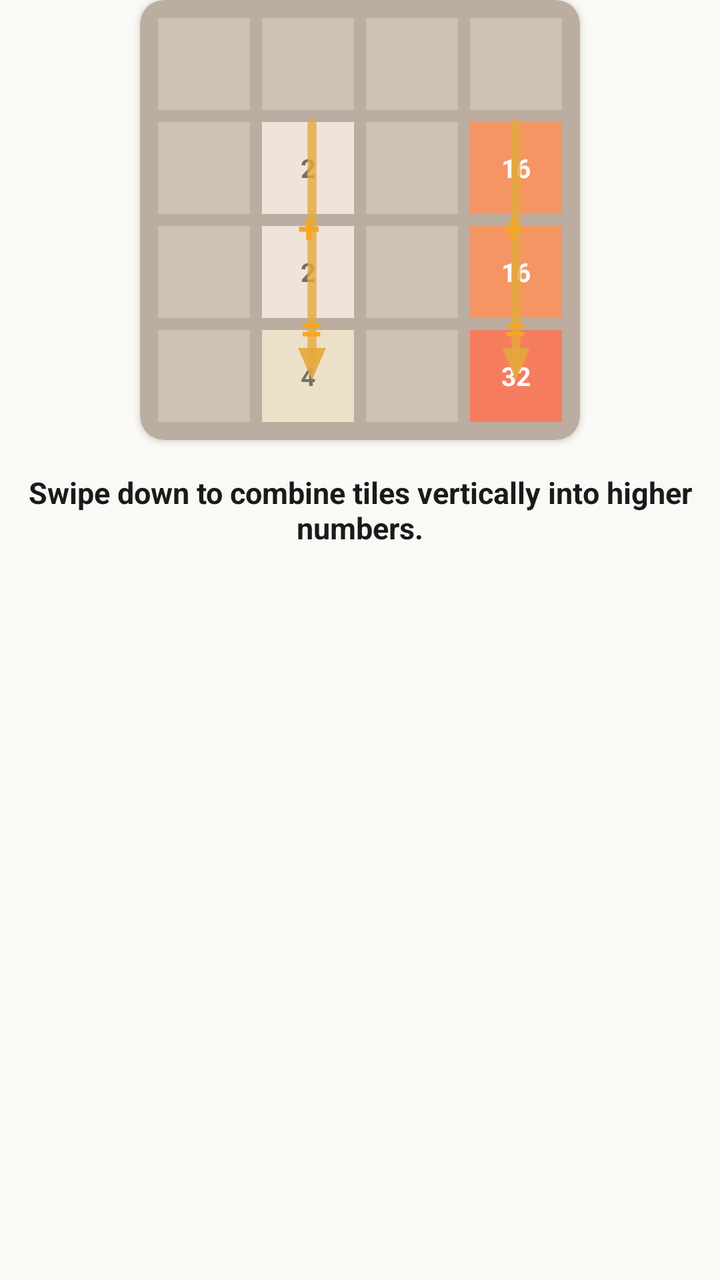
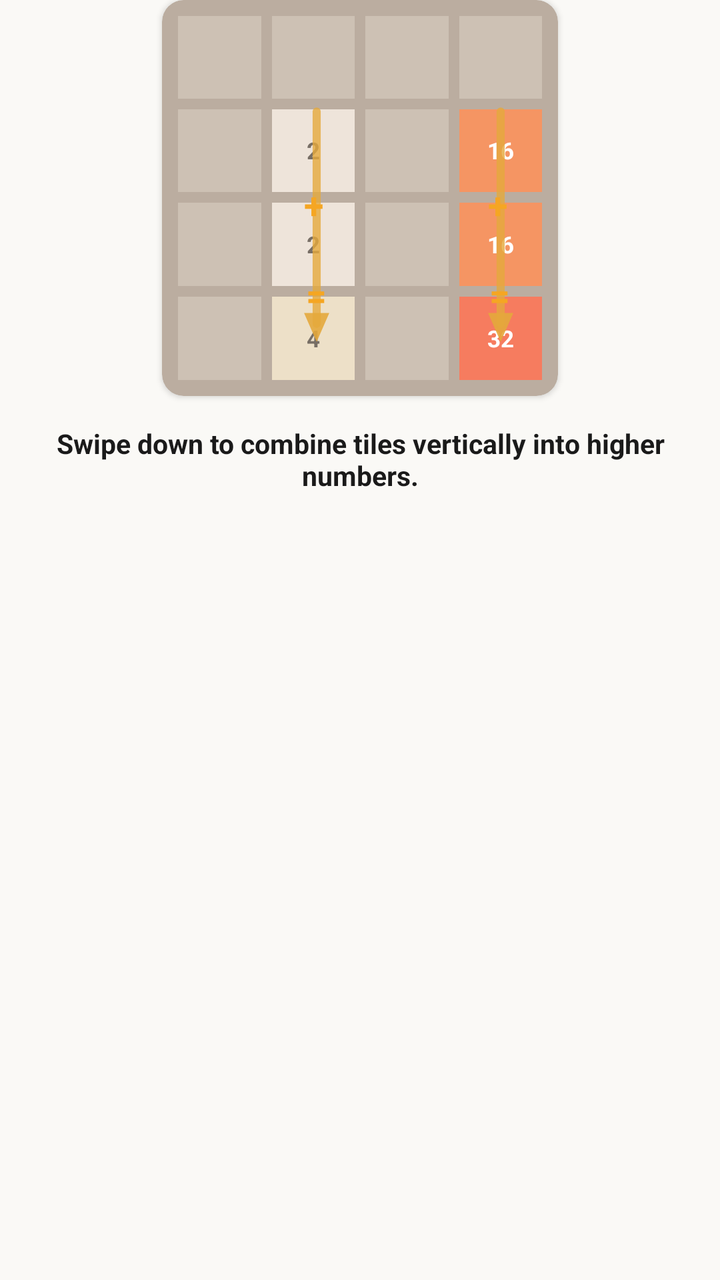

The first picture is an Android layout as it rendered before a commit; the second is the same layout after the commit. The layout source and the unified diff follow.
<!-- AndroidManifest.xml: application theme Theme.NumberBlocks -->
<!-- res/layout/item_tutorial_slide_top_down.xml -->
<?xml version="1.0" encoding="utf-8"?>
<LinearLayout xmlns:android="http://schemas.android.com/apk/res/android"
    xmlns:app="http://schemas.android.com/apk/res-auto"
    android:layout_width="match_parent"
    android:layout_height="match_parent"
    android:gravity="center_horizontal"
    android:orientation="vertical">

    
    <com.google.android.material.card.MaterialCardView
        android:layout_width="220dp"
        android:layout_height="220dp"
        app:cardBackgroundColor="#BBADA0"
        app:cardCornerRadius="12dp"
        app:cardElevation="2dp"
        app:strokeWidth="0dp">

        <FrameLayout
            android:layout_width="match_parent"
            android:layout_height="match_parent">

            
            <GridLayout
                android:layout_width="match_parent"
                android:layout_height="match_parent"
                android:columnCount="4"
                android:rowCount="4"
                android:padding="6dp">

                
                <View style="@style/MiniTileStyle" android:background="#CDC1B4" />
                <View style="@style/MiniTileStyle" android:background="#CDC1B4" />
                <View style="@style/MiniTileStyle" android:background="#CDC1B4" />
                <View style="@style/MiniTileStyle" android:background="#CDC1B4" />

                
                <View style="@style/MiniTileStyle" android:background="#CDC1B4" />
                <TextView style="@style/MiniTileStyle" android:background="#EEE4DA" android:text="2" android:textColor="#776E65" />
                <View style="@style/MiniTileStyle" android:background="#CDC1B4" />
                <TextView style="@style/MiniTileStyle" android:background="#F59563" android:text="16" android:textColor="#FFFFFF" />

                
                <View style="@style/MiniTileStyle" android:background="#CDC1B4" />
                <TextView style="@style/MiniTileStyle" android:background="#EEE4DA" android:text="2" android:textColor="#776E65" />
                <View style="@style/MiniTileStyle" android:background="#CDC1B4" />
                <TextView style="@style/MiniTileStyle" android:background="#F59563" android:text="16" android:textColor="#FFFFFF" />

                
                <View style="@style/MiniTileStyle" android:background="#CDC1B4" />
                <TextView style="@style/MiniTileStyle" android:background="#EDE0C8" android:text="4" android:textColor="#776E65" />
                <View style="@style/MiniTileStyle" android:background="#CDC1B4" />
                <TextView style="@style/MiniTileStyle" android:background="#F67C5F" android:text="32" android:textColor="#FFFFFF" />
            </GridLayout>

            
            <RelativeLayout
                android:layout_width="match_parent"
                android:layout_height="match_parent">

                
                <ImageView
                    android:layout_width="20dp"
                    android:layout_height="140dp"
                    android:layout_marginStart="76dp"
                    android:layout_marginTop="56dp"
                    android:src="@drawable/ic_arrow_down_guide" />

                
                <TextView
                    android:layout_width="wrap_content"
                    android:layout_height="wrap_content"
                    android:layout_marginStart="79dp"
                    android:layout_marginTop="100dp"
                    android:text="+"
                    android:textColor="#F5A623"
                    android:textSize="20sp"
                    android:textStyle="bold" />

                
                <TextView
                    android:layout_width="wrap_content"
                    android:layout_height="wrap_content"
                    android:layout_marginStart="80dp"
                    android:layout_marginTop="150dp"
                    android:text="="
                    android:textColor="#F5A623"
                    android:textSize="20sp"
                    android:textStyle="bold" />

                
                <ImageView
                    android:layout_width="20dp"
                    android:layout_height="140dp"
                    android:layout_marginStart="178dp"
                    android:layout_marginTop="56dp"
                    android:src="@drawable/ic_arrow_down_guide" />

                
                <TextView
                    android:layout_width="wrap_content"
                    android:layout_height="wrap_content"
                    android:layout_marginStart="181dp"
                    android:layout_marginTop="100dp"
                    android:text="+"
                    android:textColor="#F5A623"
                    android:textSize="20sp"
                    android:textStyle="bold" />

                
                <TextView
                    android:layout_width="wrap_content"
                    android:layout_height="wrap_content"
                    android:layout_marginStart="182dp"
                    android:layout_marginTop="150dp"
                    android:text="="
                    android:textColor="#F5A623"
                    android:textSize="20sp"
                    android:textStyle="bold" />
            </RelativeLayout>
        </FrameLayout>
    </com.google.android.material.card.MaterialCardView>

    
    <TextView
        android:layout_width="match_parent"
        android:layout_height="wrap_content"
        android:layout_marginTop="16dp"
        android:gravity="center"
        android:paddingStart="12dp"
        android:paddingEnd="12dp"
        android:text="Swipe down to combine tiles vertically into higher numbers."
        android:textColor="#1A1A1A"
        android:textSize="15sp"
        android:textStyle="bold" />

</LinearLayout>
<!-- resources referenced by this layout -->
<resources>
  <!-- drawable ic_arrow_down_guide (drawable) -->
  <?xml version="1.0" encoding="utf-8"?>
  <vector xmlns:android="http://schemas.android.com/apk/res/android"
      android:width="20dp"
      android:height="140dp"
      android:viewportWidth="20"
      android:viewportHeight="140">
      <path
          android:pathData="M 10 6 L 10 124"
          android:strokeColor="#E5A93C"
          android:strokeWidth="4.5"
          android:strokeAlpha="0.8"
          android:strokeLineCap="round" />
      <path
          android:pathData="M 3 118 L 10 134 L 17 118 Z"
          android:fillColor="#E5A93C"
          android:fillAlpha="0.9" />
  </vector>
  <style name="MiniTileStyle">
          <item name="android:layout_width">0dp</item>
          <item name="android:layout_height">0dp</item>
          <item name="android:layout_columnWeight">1</item>
          <item name="android:layout_rowWeight">1</item>
          <item name="android:layout_margin">3dp</item>
          <item name="android:gravity">center</item>
          <item name="android:textSize">13sp</item>
          <item name="android:textStyle">bold</item>
      </style>
  <style name="Theme.NumberBlocks" parent="Theme.MaterialComponents.DayNight.NoActionBar">
          <item name="colorPrimary">@color/primary</item>
          <item name="colorPrimaryVariant">@color/primary_variant</item>
          <item name="colorSecondary">@color/secondary</item>
          <item name="android:statusBarColor">@color/background</item>
          <item name="android:navigationBarColor">@color/background</item>
          <item name="android:windowBackground">@color/background</item>
      </style>
  <color name="primary">#1E2024</color>
  <color name="primary_variant">#161719</color>
  <color name="secondary">#5A5D66</color>
  <color name="background">#FAF9F6</color>
</resources>

<!-- the commit's change to res/layout/item_tutorial_slide_top_down.xml (unified diff, before → after) -->
@@ -8,11 +8,11 @@
 
     
     <com.google.android.material.card.MaterialCardView
-        android:layout_width="220dp"
-        android:layout_height="220dp"
+        android:layout_width="@dimen/dp_220"
+        android:layout_height="@dimen/dp_220"
         app:cardBackgroundColor="#BBADA0"
-        app:cardCornerRadius="12dp"
-        app:cardElevation="2dp"
+        app:cardCornerRadius="@dimen/dp_12"
+        app:cardElevation="@dimen/dp_2"
         app:strokeWidth="0dp">
 
         <FrameLayout
@@ -25,7 +25,7 @@
                 android:layout_height="match_parent"
                 android:columnCount="4"
                 android:rowCount="4"
-                android:padding="6dp">
+                android:padding="@dimen/dp_6">
 
                 
                 <View style="@style/MiniTileStyle" android:background="#CDC1B4" />
@@ -59,62 +59,62 @@
 
                 
                 <ImageView
-                    android:layout_width="20dp"
-                    android:layout_height="140dp"
-                    android:layout_marginStart="76dp"
-                    android:layout_marginTop="56dp"
+                    android:layout_width="@dimen/dp_20"
+                    android:layout_height="@dimen/dp_140"
+                    android:layout_marginStart="@dimen/dp_76"
+                    android:layout_marginTop="@dimen/dp_56"
                     android:src="@drawable/ic_arrow_down_guide" />
 
                 
                 <TextView
                     android:layout_width="wrap_content"
                     android:layout_height="wrap_content"
-                    android:layout_marginStart="79dp"
-                    android:layout_marginTop="100dp"
+                    android:layout_marginStart="@dimen/dp_79"
+                    android:layout_marginTop="@dimen/dp_100"
                     android:text="+"
                     android:textColor="#F5A623"
-                    android:textSize="20sp"
+                    android:textSize="@dimen/sp_20"
                     android:textStyle="bold" />
 
                 
                 <TextView
                     android:layout_width="wrap_content"
                     android:layout_height="wrap_content"
-                    android:layout_marginStart="80dp"
-                    android:layout_marginTop="150dp"
+                    android:layout_marginStart="@dimen/dp_80"
+                    android:layout_marginTop="@dimen/dp_150"
                     android:text="="
                     android:textColor="#F5A623"
-                    android:textSize="20sp"
+                    android:textSize="@dimen/sp_20"
                     android:textStyle="bold" />
 
                 
                 <ImageView
-                    android:layout_width="20dp"
-                    android:layout_height="140dp"
-                    android:layout_marginStart="178dp"
-                    android:layout_marginTop="56dp"
+                    android:layout_width="@dimen/dp_20"
+                    android:layout_height="@dimen/dp_140"
+                    android:layout_marginStart="@dimen/dp_178"
+                    android:layout_marginTop="@dimen/dp_56"
                     android:src="@drawable/ic_arrow_down_guide" />
 
                 
                 <TextView
                     android:layout_width="wrap_content"
                     android:layout_height="wrap_content"
-                    android:layout_marginStart="181dp"
-                    android:layout_marginTop="100dp"
+                    android:layout_marginStart="@dimen/dp_181"
+                    android:layout_marginTop="@dimen/dp_100"
                     android:text="+"
                     android:textColor="#F5A623"
-                    android:textSize="20sp"
+                    android:textSize="@dimen/sp_20"
                     android:textStyle="bold" />
 
                 
                 <TextView
                     android:layout_width="wrap_content"
                     android:layout_height="wrap_content"
-                    android:layout_marginStart="182dp"
-                    android:layout_marginTop="150dp"
+                    android:layout_marginStart="@dimen/dp_182"
+                    android:layout_marginTop="@dimen/dp_150"
                     android:text="="
                     android:textColor="#F5A623"
-                    android:textSize="20sp"
+                    android:textSize="@dimen/sp_20"
                     android:textStyle="bold" />
             </RelativeLayout>
         </FrameLayout>
@@ -124,13 +124,13 @@
     <TextView
         android:layout_width="match_parent"
         android:layout_height="wrap_content"
-        android:layout_marginTop="16dp"
+        android:layout_marginTop="@dimen/dp_16"
         android:gravity="center"
-        android:paddingStart="12dp"
-        android:paddingEnd="12dp"
+        android:paddingStart="@dimen/dp_12"
+        android:paddingEnd="@dimen/dp_12"
         android:text="Swipe down to combine tiles vertically into higher numbers."
         android:textColor="#1A1A1A"
-        android:textSize="15sp"
+        android:textSize="@dimen/sp_15"
         android:textStyle="bold" />
 
 </LinearLayout>
<!-- resource entries referenced after the edit -->
@@ -1,5 +1,23 @@
 <!-- resources referenced by this layout -->
 <resources>
+  <dimen name="dp_100">100.00dp</dimen>
+  <dimen name="dp_12">12.00dp</dimen>
+  <dimen name="dp_140">140.00dp</dimen>
+  <dimen name="dp_150">150.00dp</dimen>
+  <dimen name="dp_16">16.00dp</dimen>
+  <dimen name="dp_178">178.00dp</dimen>
+  <dimen name="dp_181">181.00dp</dimen>
+  <dimen name="dp_182">182.00dp</dimen>
+  <dimen name="dp_2">2.00dp</dimen>
+  <dimen name="dp_20">20.00dp</dimen>
+  <dimen name="dp_220">220.00dp</dimen>
+  <dimen name="dp_56">56.00dp</dimen>
+  <dimen name="dp_6">6.00dp</dimen>
+  <dimen name="dp_76">76.00dp</dimen>
+  <dimen name="dp_79">79.00dp</dimen>
+  <dimen name="dp_80">80.00dp</dimen>
+  <dimen name="sp_15">15.00sp</dimen>
+  <dimen name="sp_20">20.00sp</dimen>
   <!-- drawable ic_arrow_down_guide (drawable) -->
   <?xml version="1.0" encoding="utf-8"?>
   <vector xmlns:android="http://schemas.android.com/apk/res/android"
@@ -23,9 +41,9 @@
           <item name="android:layout_height">0dp</item>
           <item name="android:layout_columnWeight">1</item>
           <item name="android:layout_rowWeight">1</item>
-          <item name="android:layout_margin">3dp</item>
+          <item name="android:layout_margin">@dimen/dp_3</item>
           <item name="android:gravity">center</item>
-          <item name="android:textSize">13sp</item>
+          <item name="android:textSize">@dimen/sp_13</item>
           <item name="android:textStyle">bold</item>
       </style>
   <style name="Theme.NumberBlocks" parent="Theme.MaterialComponents.DayNight.NoActionBar">
@@ -36,6 +54,8 @@
           <item name="android:navigationBarColor">@color/background</item>
           <item name="android:windowBackground">@color/background</item>
       </style>
+  <dimen name="dp_3">3.00dp</dimen>
+  <dimen name="sp_13">13.00sp</dimen>
   <color name="primary">#1E2024</color>
   <color name="primary_variant">#161719</color>
   <color name="secondary">#5A5D66</color>
